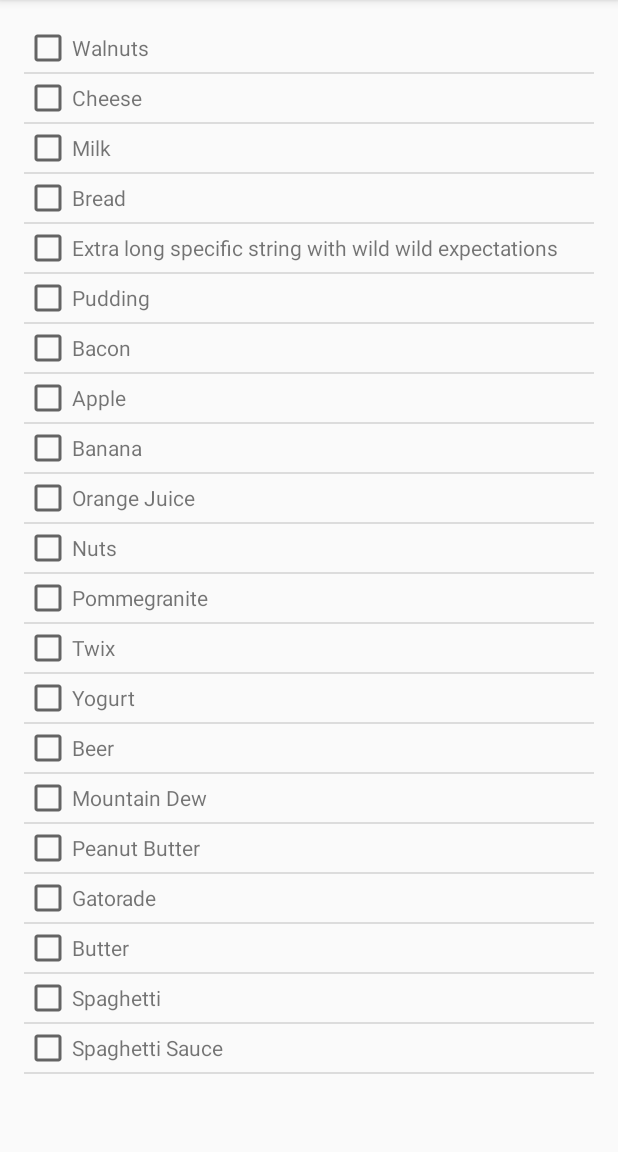
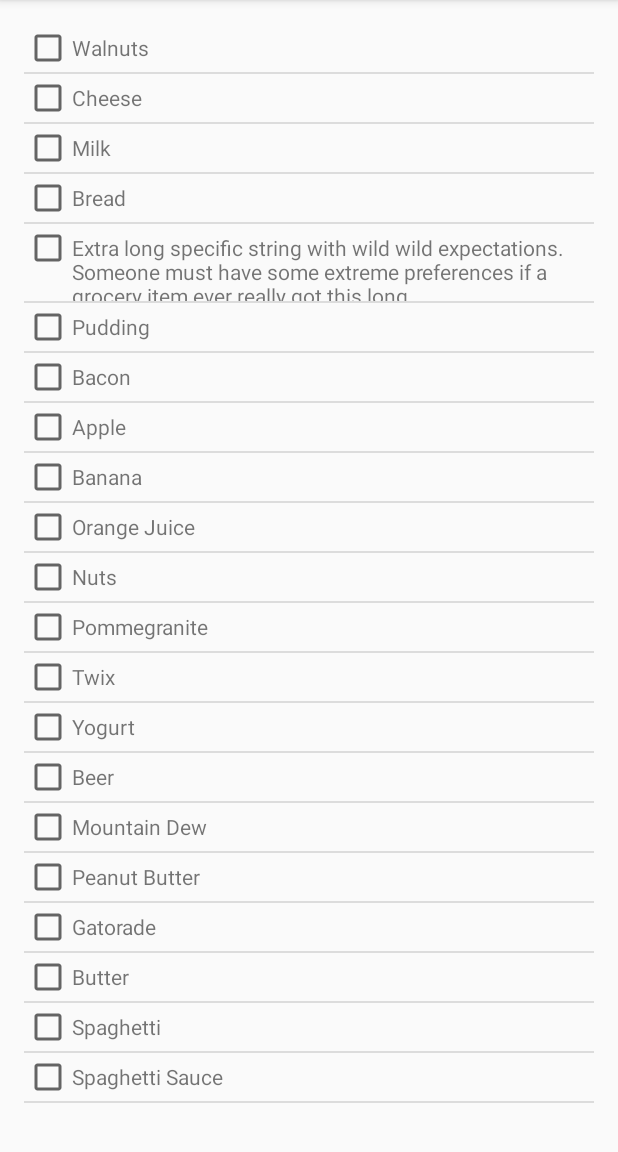
Before and after one commit to geluso/android-instructor-challenge, an Android app: the screen it shows after launch (MainActivity), on a phone screen of 412 x 824 dp, the part 84-1236 px from its top. Run offline under Robolectric (Android 15) with nearby library versions, the phone set to English and light mode, and no system bars.

Commit message:
handling extra long text in list view

```diff
--- a/AndroidInstructorChallenge/app/src/main/res/layout/grocery_list_item.xml
+++ b/AndroidInstructorChallenge/app/src/main/res/layout/grocery_list_item.xml
@@ -11,5 +11,5 @@
     <TextView
         android:id="@+id/name"
         android:layout_height="wrap_content"
-        android:layout_width="wrap_content" />
+        android:layout_width="match_parent" />
 </LinearLayout>
--- a/AndroidInstructorChallenge/app/src/main/res/values/strings.xml
+++ b/AndroidInstructorChallenge/app/src/main/res/values/strings.xml
@@ -5,7 +5,10 @@
         <item>Cheese</item>
         <item>Milk</item>
         <item>Bread</item>
-        <item>Extra long specific string with wild wild expectations</item>
+        <item>
+            Extra long specific string with wild wild expectations. Someone must have
+            some extreme preferences if a grocery item ever really got this long.
+        </item>
         <item>Pudding</item>
         <item>Bacon</item>
         <item>Apple</item>
```
